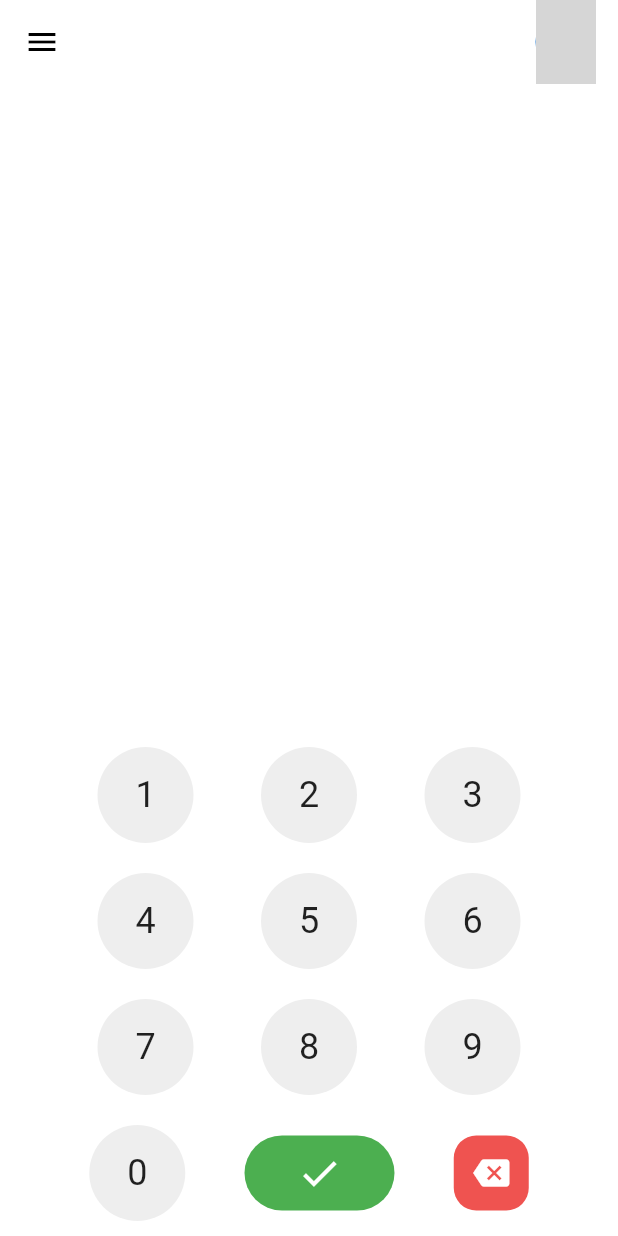
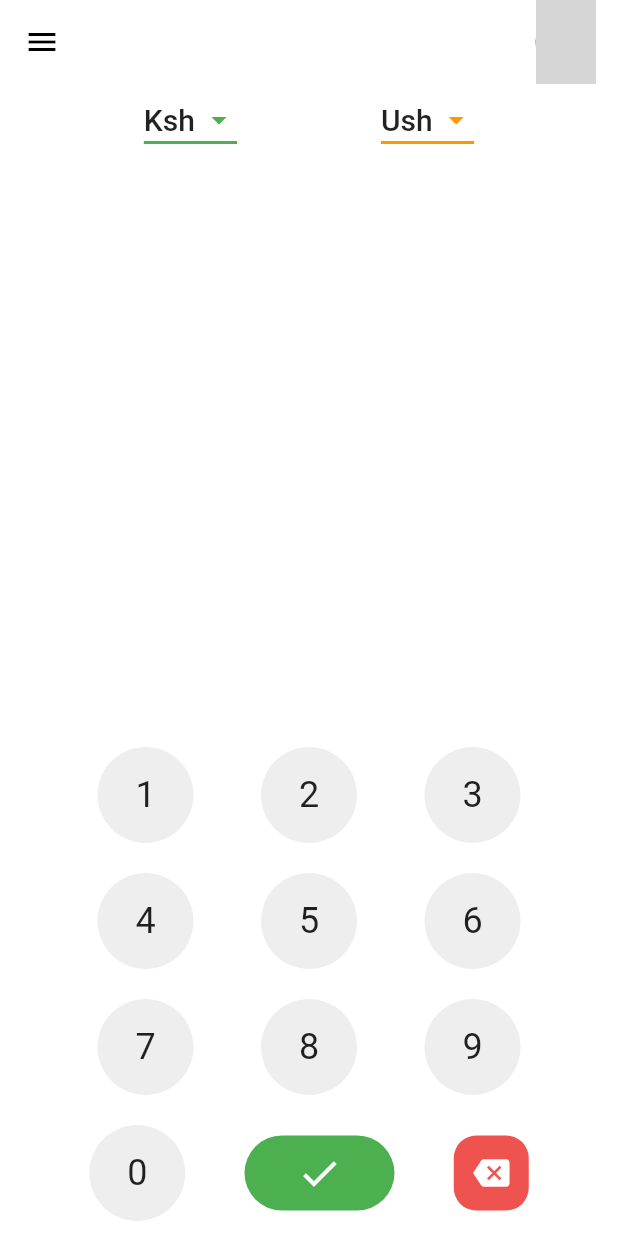
Before and after one commit to Namianya/xchange_employee_app, a Flutter app: the screen it shows after launch, on a phone screen of 412 x 824 dp. Run offline on Flutter 3.47's test engine with Material 2 defaults, Android fonts, the phone set to English and light mode, and no system bars; network calls fail; grey boxes are pictures that could not be loaded.

Commit message:
dropdown included

```diff
--- a/lib/views/home.dart
+++ b/lib/views/home.dart
@@ -10,7 +10,8 @@ class Home extends StatefulWidget {
 
 class _HomeState extends State<Home> {
   String text = '';
-  String dropdownValue = "Ksh";
+  String buyingDropdownValue = "Ksh";
+  String sellingDropdownValue = "Ush";
 
   @override
   Widget build(BuildContext context) {
@@ -30,16 +31,79 @@ class _HomeState extends State<Home> {
           ),
         ],
       ),
-      // body: GridView.count(
-      //   crossAxisCount: 3,
-      //   crossAxisSpacing: 20,
-      //   mainAxisSpacing: 10,
-      //   children: List.generate(9, (index) =>  DiallerButton(value: index,)),
-      // ),
       body: Column(
         children: [
+          Row(
+            mainAxisAlignment: MainAxisAlignment.spaceEvenly,
+            children: [
+              DropdownButton<String>(
+                value: buyingDropdownValue,
+                icon: const Icon(
+                  Icons.arrow_drop_down_sharp,
+                  color: Colors.green,
+                ),
+                iconSize: 24,
+                elevation: 16,
+                style: Theme.of(context).textTheme.headline6,
+                underline: Container(
+                  height: 2,
+                  color: Colors.green,
+                ),
+                onChanged: (String? newValue) {
+                  setState(() {
+                    buyingDropdownValue = newValue!;
+                  });
+                },
+                items: <String>[
+                  'Ksh',
+                  'Ush',
+                  'USD',
+                ].map<DropdownMenuItem<String>>((String value) {
+                  return DropdownMenuItem<String>(
+                    value: value,
+                    child: Text(value),
+                  );
+                }).toList(),
+              ),
+              DropdownButton<String>(
+                value: sellingDropdownValue,
+                icon: const Icon(
+                  Icons.arrow_drop_down_sharp,
+                  color: Colors.orange,
+                ),
+                iconSize: 24,
+                elevation: 16,
+                style: Theme.of(context).textTheme.headline6,
+                underline: Container(
+                  height: 2,
+                  color: Colors.orange,
+                ),
+                onChanged: (String? newValue) {
+                  setState(() {
+                    sellingDropdownValue = newValue!;
+                  });
+                },
+                items: <String>[
+                  'Ksh',
+                  'Ush',
+                  'USD',
+                ].map<DropdownMenuItem<String>>((String value) {
+                  return DropdownMenuItem<String>(
+                    value: value,
+                    child: Text(value),
+                  );
+                }).toList(),
+              ),
+            ],
+          ),
           const Spacer(),
-          Text(text),
+          Text(
+            text,
+            style: Theme.of(context)
+                .textTheme
+                .headline4
+                ?.copyWith(color: Colors.black),
+          ),
           NumericKeyboard(
             onKeyboardTap: onKeyboardTap,
             rightButtonFn: () {
@@ -69,43 +133,3 @@ class _HomeState extends State<Home> {
     });
   }
 }
-
-/// This is the stateful widget that the main application instantiates.
-class _CurrencyDropDown extends StatefulWidget {
-  const _CurrencyDropDown({Key? key}) : super(key: key);
-
-  @override
-  State<_CurrencyDropDown> createState() => _CurrencyDropDownState();
-}
-
-/// This is the private State class that goes with MyStatefulWidget.
-class _CurrencyDropDownState extends State<_CurrencyDropDown> {
-  String dropdownValue = 'One';
-
-  @override
-  Widget build(BuildContext context) {
-    return DropdownButton<String>(
-      value: dropdownValue,
-      icon: const Icon(Icons.arrow_downward),
-      iconSize: 24,
-      elevation: 16,
-      style: const TextStyle(color: Colors.deepPurple),
-      underline: Container(
-        height: 2,
-        color: Colors.deepPurpleAccent,
-      ),
-      onChanged: (String? newValue) {
-        setState(() {
-          dropdownValue = newValue!;
-        });
-      },
-      items: <String>['One', 'Two', 'Free', 'Four']
-          .map<DropdownMenuItem<String>>((String value) {
-        return DropdownMenuItem<String>(
-          value: value,
-          child: Text(value),
-        );
-      }).toList(),
-    );
-  }
-}
```
